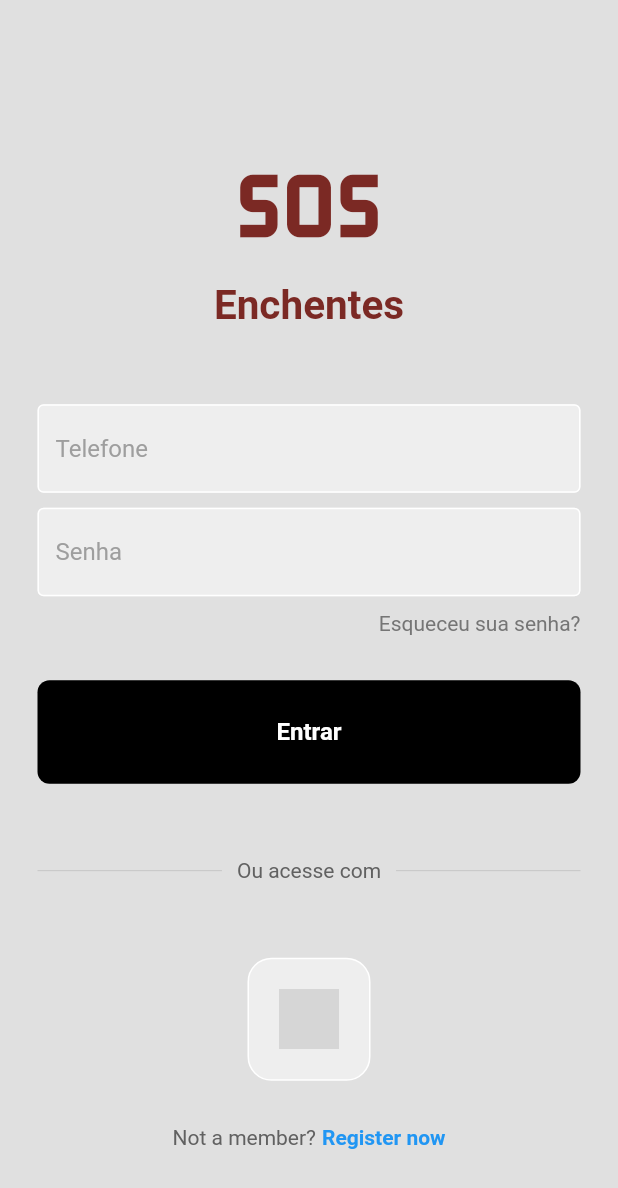
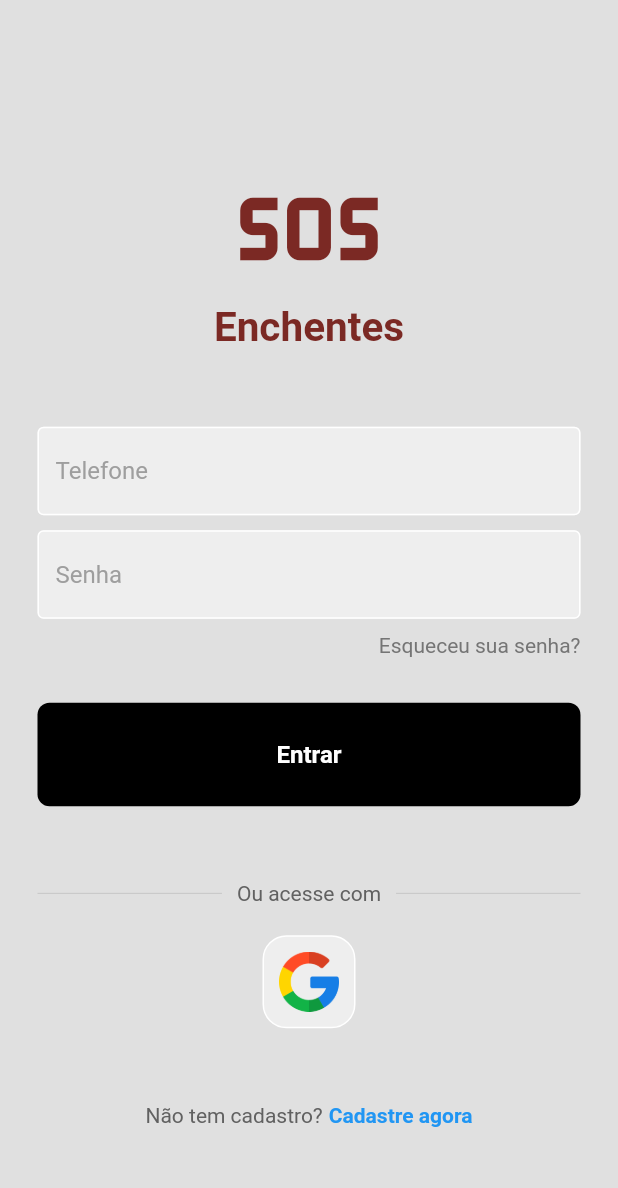
Before and after one commit to tabatasaantos/SOSFlood, a Flutter app: the screen it shows after launch, on a phone screen of 412 x 824 dp. Shown: the top 1188 px of the screen. Run offline on Flutter 3.47's test engine with Material 2 defaults, Android fonts, the light colour scheme and no system bars; grey boxes are pictures that could not be loaded.

Commit message:
add image google

```diff
--- a/lib/presentation/login_sos_page.dart
+++ b/lib/presentation/login_sos_page.dart
@@ -91,24 +91,24 @@ class LoginSOSPage extends StatelessWidget {
                   ],
                 ),
               ),
-              const SizedBox(height: 50),
+              const SizedBox(height: 20),
               Row(
                 mainAxisAlignment: MainAxisAlignment.center,
                 children: const [
                   TileSOSWidget(imagePath: 'lib/images/google.png'),
                 ],
               ),
-              const SizedBox(height: 30),
+              const SizedBox(height: 50),
               Row(
                 mainAxisAlignment: MainAxisAlignment.center,
                 children: [
                   Text(
-                    'Not a member?',
+                    'Não tem cadastro?',
                     style: TextStyle(color: Colors.grey[700]),
                   ),
                   const SizedBox(width: 4),
                   const Text(
-                    'Register now',
+                    'Cadastre agora',
                     style: TextStyle(
                       color: Colors.blue,
                       fontWeight: FontWeight.bold,
--- a/lib/widgets/tile_sos_widget.dart
+++ b/lib/widgets/tile_sos_widget.dart
@@ -10,7 +10,7 @@ class TileSOSWidget extends StatelessWidget {
   @override
   Widget build(BuildContext context) {
     return Container(
-      padding: const EdgeInsets.all(20),
+      padding: const EdgeInsets.all(10),
       decoration: BoxDecoration(
         border: Border.all(color: Colors.white),
         borderRadius: BorderRadius.circular(16),
--- a/pubspec.yaml
+++ b/pubspec.yaml
@@ -60,9 +60,9 @@ flutter:
   uses-material-design: true
 
   # To add assets to your application, add an assets section, like this:
-  # assets:
-  #   - images/a_dot_burr.jpeg
-  #   - images/a_dot_ham.jpeg
+  assets:
+     - lib/images/google.png
+
 
   # An image asset can refer to one or more resolution-specific "variants", see
   # https://flutter.dev/assets-and-images/#resolution-aware
```
